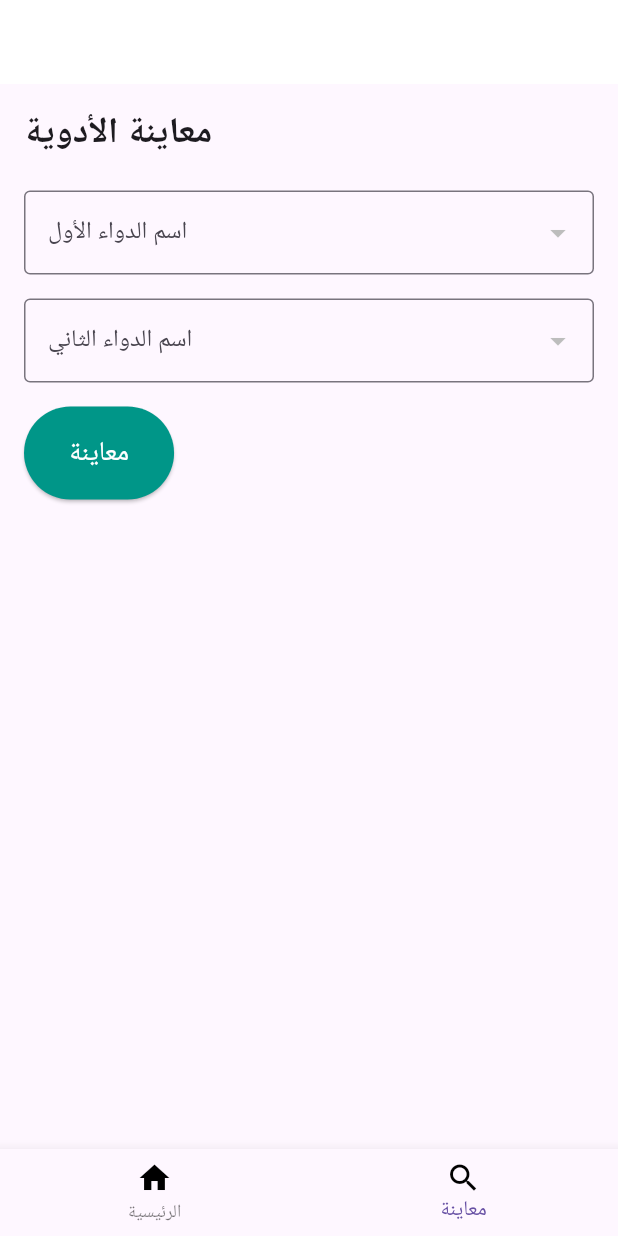
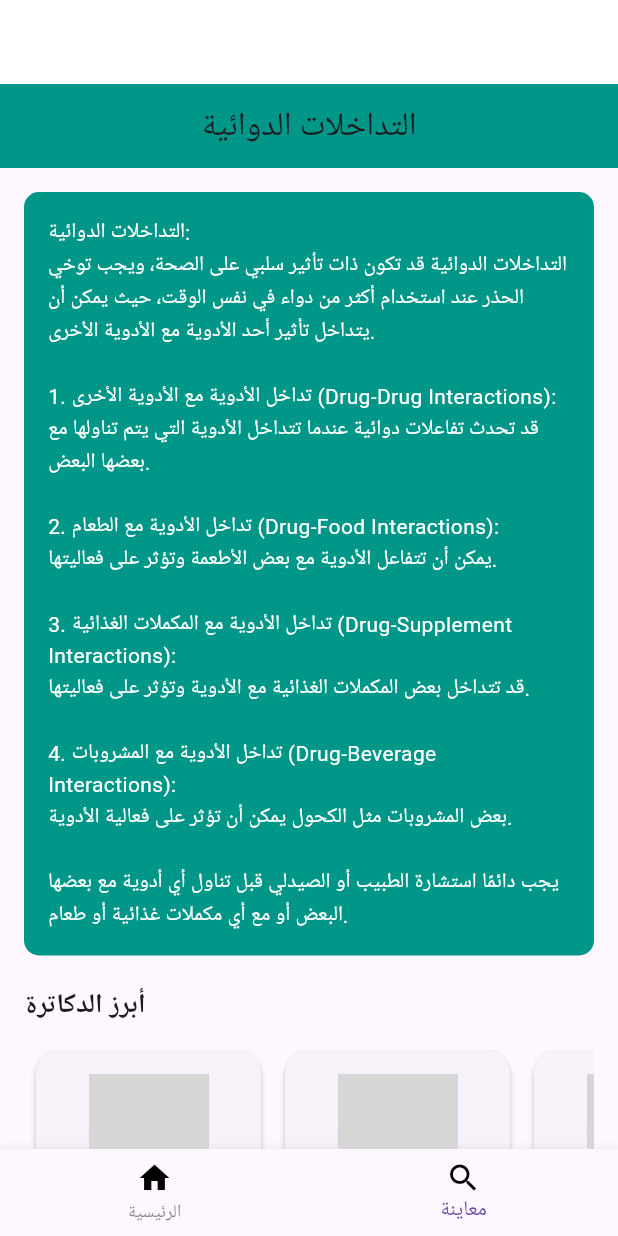
Before and after one commit to saqer23/fultter_test, a Flutter app: the HomePage screen opened directly, item 2 of the bottom bar chosen, on a phone screen of 412 x 824 dp. Run offline on Flutter 3.47's test engine with Material 3 defaults, Android fonts, the phone set to English and light mode, and no system bars; network calls fail; grey boxes are pictures that could not be loaded.

Commit message:
**************

```diff
--- /dev/null
+++ b/lib/drug_interaction_page.dart
@@ -0,0 +1,156 @@
+import 'package:flutter/material.dart';
+import 'package:url_launcher/url_launcher.dart';
+
+class DrugInteractionPage extends StatelessWidget {
+  const DrugInteractionPage({super.key});
+
+  @override
+  Widget build(BuildContext context) {
+    return Scaffold(
+      appBar: AppBar(
+        title: const Text('التداخلات الدوائية'),
+        backgroundColor: Colors.teal,
+        centerTitle: true,
+      ),
+      body: SingleChildScrollView(
+        padding: const EdgeInsets.all(16.0),
+        child: Column(
+          crossAxisAlignment: CrossAxisAlignment.start,
+          children: [
+            _buildDrugInteractionSection(),
+            const SizedBox(height: 20),
+            _buildFeaturedDoctorsSection(),
+          ],
+        ),
+      ),
+    );
+  }
+
+  Widget _buildDrugInteractionSection() {
+    return Container(
+      decoration: BoxDecoration(
+        color: Colors.teal,
+        borderRadius: BorderRadius.circular(10),
+      ),
+      padding: const EdgeInsets.all(16),
+      child: const Text(
+        'التداخلات الدوائية:\n'
+        'التداخلات الدوائية قد تكون ذات تأثير سلبي على الصحة، ويجب توخي الحذر عند استخدام أكثر من دواء في نفس الوقت، حيث يمكن أن يتداخل تأثير أحد الأدوية مع الأدوية الأخرى.\n\n'
+        '1. تداخل الأدوية مع الأدوية الأخرى (Drug-Drug Interactions):\n'
+        'قد تحدث تفاعلات دوائية عندما تتداخل الأدوية التي يتم تناولها مع بعضها البعض.\n\n'
+        '2. تداخل الأدوية مع الطعام (Drug-Food Interactions):\n'
+        'يمكن أن تتفاعل الأدوية مع بعض الأطعمة وتؤثر على فعاليتها.\n\n'
+        '3. تداخل الأدوية مع المكملات الغذائية (Drug-Supplement Interactions):\n'
+        'قد تتداخل بعض المكملات الغذائية مع الأدوية وتؤثر على فعاليتها.\n\n'
+        '4. تداخل الأدوية مع المشروبات (Drug-Beverage Interactions):\n'
+        'بعض المشروبات مثل الكحول يمكن أن تؤثر على فعالية الأدوية.\n\n'
+        'يجب دائمًا استشارة الطبيب أو الصيدلي قبل تناول أي أدوية مع بعضها البعض أو مع أي مكملات غذائية أو طعام.',
+        textAlign: TextAlign.start,
+        style: TextStyle(
+          color: Colors.white,
+          fontSize: 14,
+          height: 1.5,
+        ),
+      ),
+    );
+  }
+
+  Widget _buildFeaturedDoctorsSection() {
+    return Column(
+      crossAxisAlignment: CrossAxisAlignment.start,
+      children: [
+        const Text(
+          'أبرز الدكاترة',
+          style: TextStyle(
+            fontSize: 18,
+            fontWeight: FontWeight.bold,
+          ),
+        ),
+        const SizedBox(height: 16),
+        SizedBox(
+          height: 220, // Adjust height as per requirement
+          child: ListView(
+            scrollDirection: Axis.horizontal,
+            children: [
+              _buildDoctorCard(
+                doctorName: 'د/ منى سعيد',
+                specialty: 'أخصائية أذن وحنجرة',
+                imageUrl: 'https://via.placeholder.com/150',
+                phoneNumber: '+201234567890', // Example phone number
+              ),
+              _buildDoctorCard(
+                doctorName: 'د/ فاطمة احمد',
+                specialty: 'أخصائية باطنية',
+                imageUrl: 'https://via.placeholder.com/150',
+                phoneNumber: '+201234567891', // Example phone number
+              ),
+              _buildDoctorCard(
+                doctorName: 'د/ خالد محمد',
+                specialty: 'أخصائي عيون',
+                imageUrl: 'https://via.placeholder.com/150',
+                phoneNumber: '+201234567892', // Example phone number
+              ),
+            ],
+          ),
+        ),
+      ],
+    );
+  }
+
+  Widget _buildDoctorCard({
+    required String doctorName,
+    required String specialty,
+    required String imageUrl,
+    required String phoneNumber,
+  }) {
+    return GestureDetector(
+      onTap: () async {
+        final whatsappUrl =
+            "https://wa.me/$phoneNumber?text=مرحبا دكتور $doctorName، أحتاج إلى استشارة.";
+        if (await canLaunch(whatsappUrl)) {
+          await launch(whatsappUrl);
+        } else {
+          throw 'Could not launch $whatsappUrl';
+        }
+      },
+      child: Card(
+        elevation: 2,
+        shape: RoundedRectangleBorder(
+          borderRadius: BorderRadius.circular(16),
+        ),
+        margin: const EdgeInsets.symmetric(horizontal: 8.0),
+        child: Container(
+          width: 150,
+          padding: const EdgeInsets.all(16),
+          child: Column(
+            crossAxisAlignment: CrossAxisAlignment.center,
+            children: [
+              CircleAvatar(
+                radius: 40,
+                backgroundImage: NetworkImage(imageUrl),
+              ),
+              const SizedBox(height: 16),
+              Text(
+                doctorName,
+                style: const TextStyle(
+                  fontSize: 16,
+                  fontWeight: FontWeight.bold,
+                ),
+                textAlign: TextAlign.center,
+              ),
+              const SizedBox(height: 8),
+              Text(
+                specialty,
+                style: const TextStyle(
+                  fontSize: 14,
+                  color: Colors.grey,
+                ),
+                textAlign: TextAlign.center,
+              ),
+            ],
+          ),
+        ),
+      ),
+    );
+  }
+}
--- a/lib/main.dart
+++ b/lib/main.dart
@@ -5,6 +5,7 @@ import './login.dart';
 import 'package:http/http.dart' as http;
 import 'dart:convert';
 import 'user_manager.dart';
+import 'drug_interaction_page.dart';
 
 void main() {
   runApp(MyApp());
@@ -172,8 +173,10 @@ class _HomePageState extends State<HomePage> {
       body = AddMedicineForm();
     } else if (_selectedIndex == 2 && username == 'admin') {
       body = MedicinePreviewForm(medicines: _medicines);
+    } else if (_selectedIndex == 3) {
+      body = MedicinePreviewSearch(medicines: _medicines);
     } else {
-      body = MedicinePreviewSearch(medicines: _medicines);
+      body = DrugInteractionPage();
     }
     if (username == 'admin') {
       return Scaffold(
@@ -198,6 +201,10 @@ class _HomePageState extends State<HomePage> {
             BottomNavigationBarItem(
               icon: Icon(Icons.search, color: Colors.black),
               label: 'معاينة',
+            ),
+            BottomNavigationBarItem(
+              icon: Icon(Icons.info, color: Colors.black),
+              label: 'نبذة تعريفية',
             ),
           ],
           currentIndex: _selectedIndex,
--- a/pubspec.yaml
+++ b/pubspec.yaml
@@ -2,7 +2,7 @@ name: flutter_application_2
 description: "A new Flutter project."
 # The following line prevents the package from being accidentally published to
 # pub.dev using `flutter pub publish`. This is preferred for private packages.
-publish_to: 'none' # Remove this line if you wish to publish to pub.dev
+publish_to: "none" # Remove this line if you wish to publish to pub.dev
 
 # The following defines the version and build number for your application.
 # A version number is three numbers separated by dots, like 1.2.43
@@ -19,7 +19,7 @@ publish_to: 'none' # Remove this line if you wish to publish to pub.dev
 version: 1.0.0+1
 
 environment:
-  sdk: '>=3.4.1 <4.0.0'
+  sdk: ">=3.4.1 <4.0.0"
 
 # Dependencies specify other packages that your package needs in order to work.
 # To automatically upgrade your package dependencies to the latest versions
@@ -31,6 +31,7 @@ dependencies:
   flutter:
     sdk: flutter
   http: ^0.13.4
+  url_launcher: ^6.0.20
 
   # The following adds the Cupertino Icons font to your application.
   # Use with the CupertinoIcons class for iOS style icons.
@@ -52,7 +53,6 @@ dev_dependencies:
 
 # The following section is specific to Flutter packages.
 flutter:
-
   # The following line ensures that the Material Icons font is
   # included with your application, so that you can use the icons in
   # the material Icons class.
```
Also changed, not shown: pubspec.lock, 5 other files.
